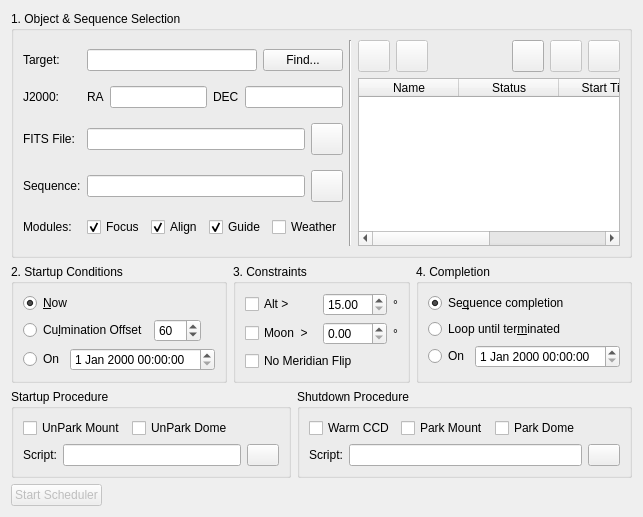
Before: the Qt Designer form kstars/ekos/scheduler.ui in KDE/kstars, drawn with Qt 5.
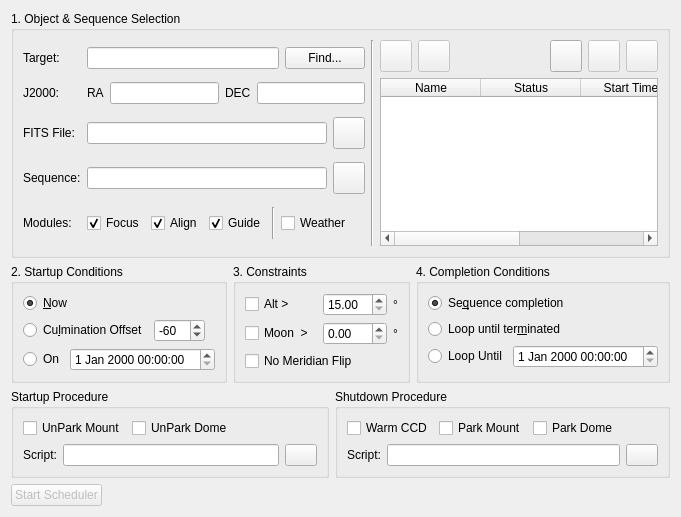
After: the same form once the commit is applied. Custom widgets are drawn as their Qt base class.

What changed in the file:
```diff
--- a/kstars/ekos/scheduler.ui
+++ b/kstars/ekos/scheduler.ui
@@ -207,6 +207,13 @@
             </property>
            </widget>
           </item>
+          <item>
+           <widget class="Line" name="line_2">
+            <property name="orientation">
+             <enum>Qt::Vertical</enum>
+            </property>
+           </widget>
+          </item>
           <item>
            <widget class="QCheckBox" name="weatherCheck">
             <property name="toolTip">
@@ -217,6 +224,19 @@
             </property>
            </widget>
           </item>
+          <item>
+           <widget class="QLabel" name="weatherLabel">
+            <property name="maximumSize">
+             <size>
+              <width>32</width>
+              <height>32</height>
+             </size>
+            </property>
+            <property name="text">
+             <string/>
+            </property>
+           </widget>
+          </item>
           <item>
            <spacer name="horizontalSpacer_9">
             <property name="orientation">
@@ -443,7 +463,7 @@
              <string>Offset in minutes to start imaging before culmination time.</string>
             </property>
             <property name="minimum">
-             <number>0</number>
+             <number>-240</number>
             </property>
             <property name="maximum">
              <number>240</number>
@@ -452,7 +472,7 @@
              <number>10</number>
             </property>
             <property name="value">
-             <number>60</number>
+             <number>-60</number>
             </property>
            </widget>
           </item>
@@ -587,7 +607,7 @@
      <item>
       <widget class="QGroupBox" name="completionGroup">
        <property name="title">
-        <string>4. Completion</string>
+        <string>4. Completion Conditions</string>
        </property>
        <layout class="QVBoxLayout" name="verticalLayout_5">
         <item>
@@ -627,7 +647,7 @@
              <string>Terminate the job on the given date and time.</string>
             </property>
             <property name="text">
-             <string>On</string>
+             <string>Loop Until</string>
             </property>
             <attribute name="buttonGroup">
              <string notr="true">completionButtonGroup</string>
```
Left out of the diff: 2 changed lines with no effect on the pictures.
